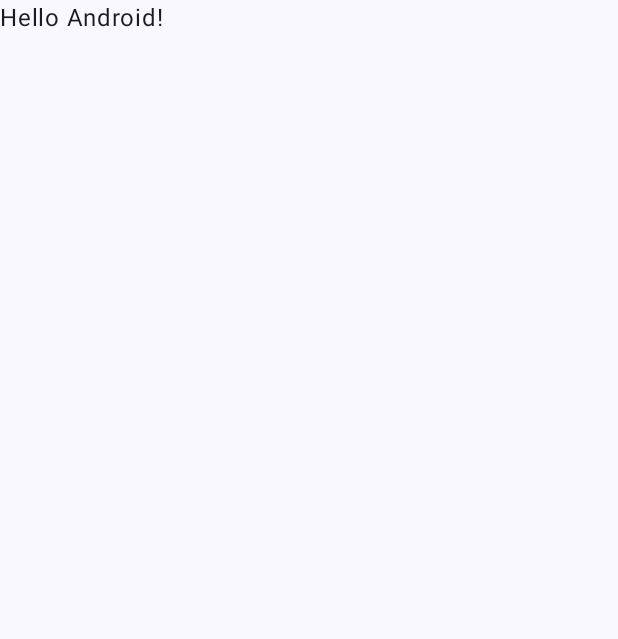
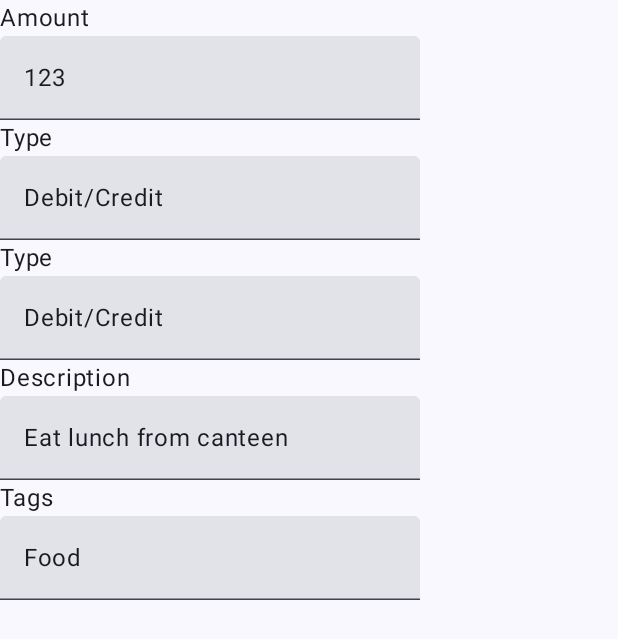
Before and after one commit to rohitrai3/Finance, an Android app built with Jetpack Compose: the screen it shows after launch (MainActivity), on a phone screen of 412 x 824 dp. Before the commit the part shown is almost empty. Shown: the top 639 px of the screen. Run offline under Robolectric (Android 15) with nearby library versions, the light colour scheme and no system bars.

Commit message:
Add label and input fields

```diff
--- a/Android/app/src/main/java/com/example/finance/MainActivity.kt
+++ b/Android/app/src/main/java/com/example/finance/MainActivity.kt
@@ -4,10 +4,12 @@
 import androidx.activity.ComponentActivity
 import androidx.activity.compose.setContent
 import androidx.activity.enableEdgeToEdge
+import androidx.compose.foundation.layout.Column
 import androidx.compose.foundation.layout.fillMaxSize
 import androidx.compose.foundation.layout.padding
 import androidx.compose.material3.Scaffold
 import androidx.compose.material3.Text
+import androidx.compose.material3.TextField
 import androidx.compose.runtime.Composable
 import androidx.compose.ui.Modifier
 import androidx.compose.ui.tooling.preview.Preview
@@ -20,10 +22,15 @@
         setContent {
             FinanceTheme {
                 Scaffold(modifier = Modifier.fillMaxSize()) { innerPadding ->
-                    Greeting(
-                        name = "Android",
+                    Column(
                         modifier = Modifier.padding(innerPadding)
-                    )
+                    ) {
+                        InputField("Amount", "123")
+                        InputField("Type", "Debit/Credit")
+                        InputField("Type", "Debit/Credit")
+                        InputField("Description", "Eat lunch from canteen")
+                        InputField("Tags", "Food")
+                    }
                 }
             }
         }
@@ -31,17 +38,30 @@
 }
 
 @Composable
-fun Greeting(name: String, modifier: Modifier = Modifier) {
-    Text(
-        text = "Hello $name!",
-        modifier = modifier
-    )
+fun InputField(label: String, value: String, modifier: Modifier = Modifier) {
+    Column {
+        Text(
+            text = label,
+            modifier = modifier
+        )
+        TextField(
+            value = value,
+            onValueChange = {},
+            modifier = modifier
+        )
+    }
 }
 
 @Preview(showBackground = true)
 @Composable
-fun GreetingPreview() {
+fun InputFieldPreview() {
     FinanceTheme {
-        Greeting("Android")
+        Column {
+            InputField("Amount", "123")
+            InputField("Type", "Debit/Credit")
+            InputField("Type", "Debit/Credit")
+            InputField("Description", "Eat lunch from canteen")
+            InputField("Tags", "Food")
+        }
     }
 }
```
